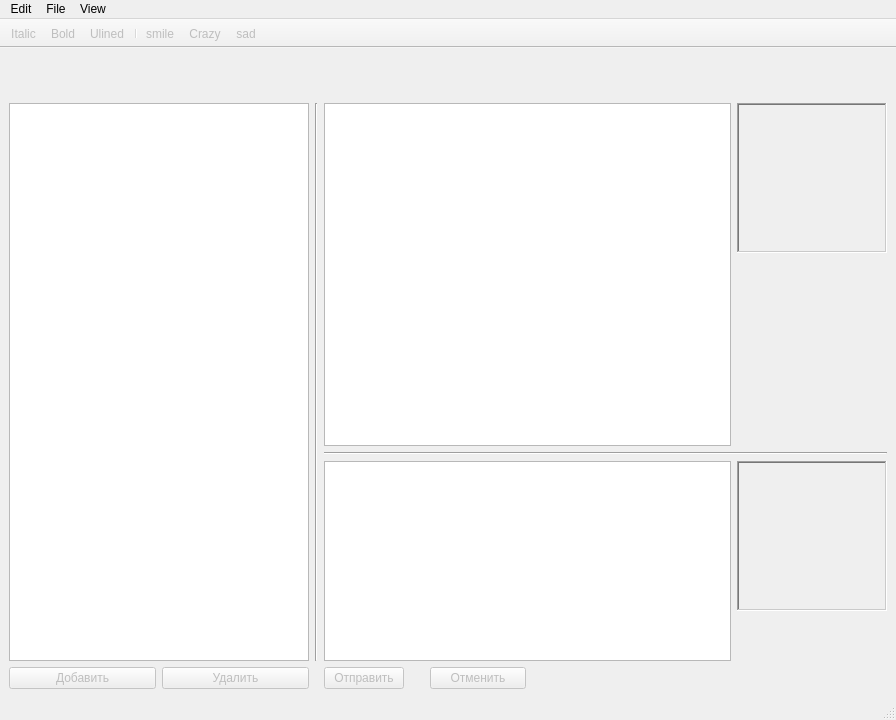
First picture: the form in system/gui/chat_test.ui, repository Coola4kov/my_mess, before the edit.
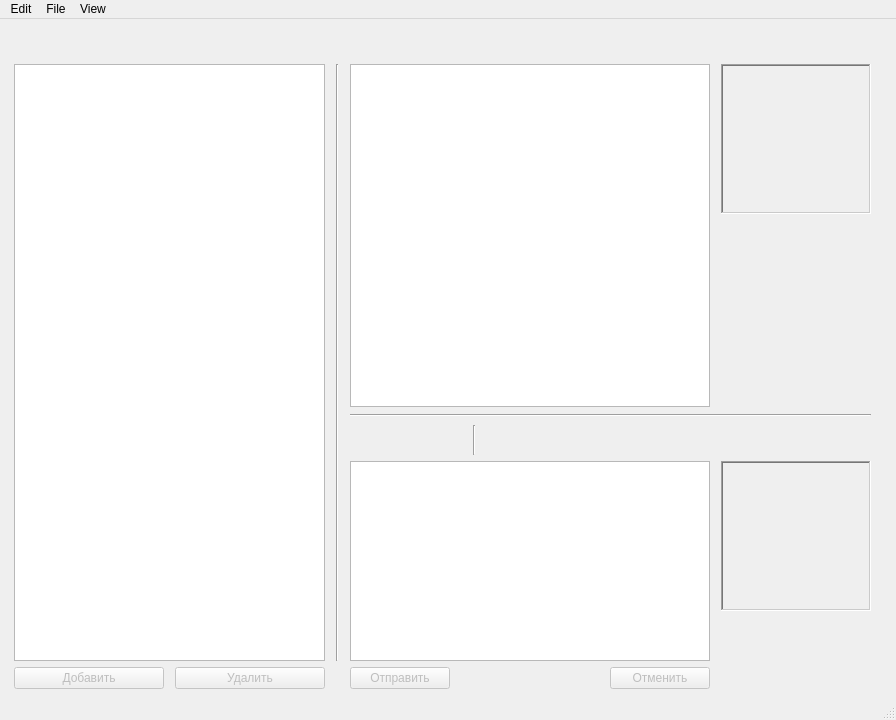
Second picture: the form after the edit. Icons and pictures are not drawn.

Commit message: Смайлы и стили перенесены в кнопки, добавил имя пользователя над клиентским окном чата, изображение для окна чата

The edit to the form file:
```diff
--- a/system/gui/chat_test.ui
+++ b/system/gui/chat_test.ui
@@ -15,11 +15,17 @@
   </property>
   <widget class="QWidget" name="centralwidget">
    <layout class="QGridLayout" name="gridLayout">
-    <item row="2" column="3">
+    <item row="0" column="11">
      <widget class="QLabel" name="chatName">
       <property name="enabled">
        <bool>true</bool>
       </property>
+      <property name="minimumSize">
+       <size>
+        <width>150</width>
+        <height>30</height>
+       </size>
+      </property>
       <property name="autoFillBackground">
        <bool>false</bool>
       </property>
@@ -28,7 +34,24 @@
       </property>
      </widget>
     </item>
-    <item row="3" column="3" colspan="4">
+    <item row="1" column="0" rowspan="5" colspan="2">
+     <widget class="QListWidget" name="listContacts">
+      <property name="minimumSize">
+       <size>
+        <width>300</width>
+        <height>400</height>
+       </size>
+      </property>
+     </widget>
+    </item>
+    <item row="1" column="2" rowspan="5">
+     <widget class="Line" name="line">
+      <property name="orientation">
+       <enum>Qt::Vertical</enum>
+      </property>
+     </widget>
+    </item>
+    <item row="1" column="3" colspan="8">
      <widget class="QTextEdit" name="chatDisplay">
       <property name="minimumSize">
        <size>
@@ -44,8 +67,8 @@
       </property>
      </widget>
     </item>
-    <item row="5" column="7" alignment="Qt::AlignTop">
-     <widget class="QLabel" name="myLabel">
+    <item row="1" column="11" alignment="Qt::AlignTop">
+     <widget class="QLabel" name="label">
       <property name="minimumSize">
        <size>
         <width>150</width>
@@ -58,6 +81,9 @@
         <height>150</height>
        </size>
       </property>
+      <property name="layoutDirection">
+       <enum>Qt::RightToLeft</enum>
+      </property>
       <property name="frameShape">
        <enum>QFrame::WinPanel</enum>
       </property>
@@ -65,17 +91,302 @@
        <enum>QFrame::Sunken</enum>
       </property>
       <property name="text">
-       <string notr="true"/>
+       <string/>
       </property>
       <property name="pixmap">
        <pixmap>news.png</pixmap>
       </property>
-      <property name="textInteractionFlags">
-       <set>Qt::NoTextInteraction</set>
+      <property name="alignment">
+       <set>Qt::AlignCenter</set>
       </property>
      </widget>
     </item>
-    <item row="5" column="3" colspan="4">
+    <item row="2" column="3" rowspan="2" colspan="9">
+     <widget class="Line" name="line_2">
+      <property name="orientation">
+       <enum>Qt::Horizontal</enum>
+      </property>
+     </widget>
+    </item>
+    <item row="3" column="11" rowspan="2">
+     <widget class="QLabel" name="myName">
+      <property name="enabled">
+       <bool>true</bool>
+      </property>
+      <property name="minimumSize">
+       <size>
+        <width>150</width>
+        <height>30</height>
+       </size>
+      </property>
+      <property name="maximumSize">
+       <size>
+        <width>150</width>
+        <height>30</height>
+       </size>
+      </property>
+      <property name="autoFillBackground">
+       <bool>false</bool>
+      </property>
+      <property name="text">
+       <string/>
+      </property>
+     </widget>
+    </item>
+    <item row="4" column="3">
+     <widget class="QPushButton" name="smileButton">
+      <property name="enabled">
+       <bool>false</bool>
+      </property>
+      <property name="sizePolicy">
+       <sizepolicy hsizetype="Minimum" vsizetype="Minimum">
+        <horstretch>0</horstretch>
+        <verstretch>0</verstretch>
+       </sizepolicy>
+      </property>
+      <property name="minimumSize">
+       <size>
+        <width>30</width>
+        <height>30</height>
+       </size>
+      </property>
+      <property name="maximumSize">
+       <size>
+        <width>30</width>
+        <height>30</height>
+       </size>
+      </property>
+      <property name="text">
+       <string/>
+      </property>
+      <property name="icon">
+       <iconset>
+        <normaloff>ab.gif</normaloff>ab.gif</iconset>
+      </property>
+      <property name="checkable">
+       <bool>false</bool>
+      </property>
+      <property name="default">
+       <bool>false</bool>
+      </property>
+      <property name="flat">
+       <bool>true</bool>
+      </property>
+     </widget>
+    </item>
+    <item row="4" column="4">
+     <widget class="QPushButton" name="surprButton">
+      <property name="enabled">
+       <bool>false</bool>
+      </property>
+      <property name="sizePolicy">
+       <sizepolicy hsizetype="Minimum" vsizetype="Minimum">
+        <horstretch>0</horstretch>
+        <verstretch>0</verstretch>
+       </sizepolicy>
+      </property>
+      <property name="minimumSize">
+       <size>
+        <width>30</width>
+        <height>30</height>
+       </size>
+      </property>
+      <property name="maximumSize">
+       <size>
+        <width>30</width>
+        <height>30</height>
+       </size>
+      </property>
+      <property name="text">
+       <string notr="true"/>
+      </property>
+      <property name="icon">
+       <iconset>
+        <normaloff>ai.gif</normaloff>ai.gif</iconset>
+      </property>
+      <property name="checkable">
+       <bool>false</bool>
+      </property>
+      <property name="default">
+       <bool>false</bool>
+      </property>
+      <property name="flat">
+       <bool>true</bool>
+      </property>
+     </widget>
+    </item>
+    <item row="4" column="5">
+     <widget class="QPushButton" name="sadButton">
+      <property name="enabled">
+       <bool>false</bool>
+      </property>
+      <property name="sizePolicy">
+       <sizepolicy hsizetype="Minimum" vsizetype="Minimum">
+        <horstretch>0</horstretch>
+        <verstretch>0</verstretch>
+       </sizepolicy>
+      </property>
+      <property name="minimumSize">
+       <size>
+        <width>30</width>
+        <height>30</height>
+       </size>
+      </property>
+      <property name="maximumSize">
+       <size>
+        <width>30</width>
+        <height>30</height>
+       </size>
+      </property>
+      <property name="text">
+       <string/>
+      </property>
+      <property name="icon">
+       <iconset>
+        <normaloff>ac.gif</normaloff>ac.gif</iconset>
+      </property>
+      <property name="checkable">
+       <bool>false</bool>
+      </property>
+      <property name="default">
+       <bool>false</bool>
+      </property>
+      <property name="flat">
+       <bool>true</bool>
+      </property>
+     </widget>
+    </item>
+    <item row="4" column="6">
+     <widget class="Line" name="line_3">
+      <property name="orientation">
+       <enum>Qt::Vertical</enum>
+      </property>
+     </widget>
+    </item>
+    <item row="4" column="7">
+     <widget class="QPushButton" name="italicButton">
+      <property name="enabled">
+       <bool>false</bool>
+      </property>
+      <property name="sizePolicy">
+       <sizepolicy hsizetype="Minimum" vsizetype="Minimum">
+        <horstretch>0</horstretch>
+        <verstretch>0</verstretch>
+       </sizepolicy>
+      </property>
+      <property name="minimumSize">
+       <size>
+        <width>30</width>
+        <height>30</height>
+       </size>
+      </property>
+      <property name="maximumSize">
+       <size>
+        <width>30</width>
+        <height>30</height>
+       </size>
+      </property>
+      <property name="text">
+       <string/>
+      </property>
+      <property name="icon">
+       <iconset>
+        <normaloff>i.jpg</normaloff>i.jpg</iconset>
+      </property>
+      <property name="checkable">
+       <bool>false</bool>
+      </property>
+      <property name="default">
+       <bool>false</bool>
+      </property>
+      <property name="flat">
+       <bool>true</bool>
+      </property>
+     </widget>
+    </item>
+    <item row="4" column="8">
+     <widget class="QPushButton" name="boldButton">
+      <property name="enabled">
+       <bool>false</bool>
+      </property>
+      <property name="sizePolicy">
+       <sizepolicy hsizetype="Minimum" vsizetype="Minimum">
+        <horstretch>0</horstretch>
+        <verstretch>0</verstretch>
+       </sizepolicy>
+      </property>
+      <property name="minimumSize">
+       <size>
+        <width>30</width>
+        <height>30</height>
+       </size>
+      </property>
+      <property name="maximumSize">
+       <size>
+        <width>30</width>
+        <height>30</height>
+       </size>
+      </property>
+      <property name="text">
+       <string/>
+      </property>
+      <property name="icon">
+       <iconset>
+        <normaloff>b.jpg</normaloff>b.jpg</iconset>
+      </property>
+      <property name="checkable">
+       <bool>false</bool>
+      </property>
+      <property name="default">
+       <bool>false</bool>
+      </property>
+      <property name="flat">
+       <bool>true</bool>
+      </property>
+     </widget>
+    </item>
+    <item row="4" column="9">
+     <widget class="QPushButton" name="uButton">
+      <property name="enabled">
+       <bool>false</bool>
+      </property>
+      <property name="sizePolicy">
+       <sizepolicy hsizetype="Minimum" vsizetype="Minimum">
+        <horstretch>0</horstretch>
+        <verstretch>0</verstretch>
+       </sizepolicy>
+      </property>
+      <property name="minimumSize">
+       <size>
+        <width>30</width>
+        <height>30</height>
+       </size>
+      </property>
+      <property name="maximumSize">
+       <size>
+        <width>30</width>
+        <height>30</height>
+       </size>
+      </property>
+      <property name="text">
+       <string/>
+      </property>
+      <property name="icon">
+       <iconset>
+        <normaloff>u.jpg</normaloff>u.jpg</iconset>
+      </property>
+      <property name="checkable">
+       <bool>false</bool>
+      </property>
+      <property name="default">
+       <bool>false</bool>
+      </property>
+      <property name="flat">
+       <bool>true</bool>
+      </property>
+     </widget>
+    </item>
+    <item row="5" column="3" colspan="8">
      <widget class="QTextEdit" name="textChatEdit">
       <property name="minimumSize">
        <size>
@@ -104,50 +415,8 @@
       </property>
      </widget>
     </item>
-    <item row="6" column="3" alignment="Qt::AlignLeft">
-     <widget class="QPushButton" name="pushSend">
-      <property name="enabled">
-       <bool>false</bool>
-      </property>
-      <property name="maximumSize">
-       <size>
-        <width>100</width>
-        <height>28</height>
-       </size>
-      </property>
-      <property name="text">
-       <string>Отправить</string>
-      </property>
-     </widget>
-    </item>
-    <item row="3" column="2" rowspan="3">
-     <widget class="Line" name="line">
-      <property name="orientation">
-       <enum>Qt::Vertical</enum>
-      </property>
-     </widget>
-    </item>
-    <item row="1" column="3">
-     <widget class="QLabel" name="myName">
-      <property name="enabled">
-       <bool>true</bool>
-      </property>
-      <property name="minimumSize">
-       <size>
-        <width>100</width>
-        <height>20</height>
-       </size>
-      </property>
-      <property name="autoFillBackground">
-       <bool>false</bool>
-      </property>
-      <property name="text">
-       <string/>
-      </property>
-     </widget>
-    </item>
-    <item row="3" column="7" alignment="Qt::AlignTop">
-     <widget class="QLabel" name="label">
+    <item row="5" column="11" alignment="Qt::AlignTop">
+     <widget class="QLabel" name="myLabel">
       <property name="minimumSize">
        <size>
         <width>150</width>
@@ -167,11 +436,17 @@
        <enum>QFrame::Sunken</enum>
       </property>
       <property name="text">
-       <string/>
+       <string notr="true"/>
       </property>
       <property name="pixmap">
        <pixmap>news.png</pixmap>
       </property>
+      <property name="alignment">
+       <set>Qt::AlignCenter</set>
+      </property>
+      <property name="textInteractionFlags">
+       <set>Qt::NoTextInteraction</set>
+      </property>
      </widget>
     </item>
     <item row="6" column="0">
@@ -206,24 +481,23 @@
       </property>
      </widget>
     </item>
-    <item row="3" column="0" rowspan="3" colspan="2">
-     <widget class="QListWidget" name="listContacts">
-      <property name="minimumSize">
+    <item row="6" column="3" colspan="3">
+     <widget class="QPushButton" name="pushSend">
+      <property name="enabled">
+       <bool>false</bool>
+      </property>
+      <property name="maximumSize">
        <size>
-        <width>300</width>
-        <height>423</height>
+        <width>100</width>
+        <height>28</height>
        </size>
       </property>
-     </widget>
-    </item>
-    <item row="4" column="3" colspan="5">
-     <widget class="Line" name="line_2">
-      <property name="orientation">
-       <enum>Qt::Horizontal</enum>
+      <property name="text">
+       <string>Отправить</string>
       </property>
      </widget>
     </item>
-    <item row="6" column="4">
+    <item row="6" column="10">
      <widget class="QPushButton" name="pushCancle">
       <property name="enabled">
        <bool>false</bool>
@@ -286,33 +560,6 @@
    <addaction name="menuView"/>
   </widget>
   <widget class="QStatusBar" name="statusBar"/>
-  <widget class="QToolBar" name="toolBar">
-   <property name="mouseTracking">
-    <bool>true</bool>
-   </property>
-   <property name="windowTitle">
-    <string>toolBar</string>
-   </property>
-   <property name="movable">
-    <bool>false</bool>
-   </property>
-   <property name="allowedAreas">
-    <set>Qt::NoToolBarArea</set>
-   </property>
-   <attribute name="toolBarArea">
-    <enum>TopToolBarArea</enum>
-   </attribute>
-   <attribute name="toolBarBreak">
-    <bool>false</bool>
-   </attribute>
-   <addaction name="actionItalic"/>
-   <addaction name="actionBold"/>
-   <addaction name="actionUlined"/>
-   <addaction name="separator"/>
-   <addaction name="actionSmile"/>
-   <addaction name="actionCrazy"/>
-   <addaction name="actionSad"/>
-  </widget>
   <action name="actionLogin">
    <property name="text">
     <string>Login</string>
```
Left out of the diff: 4 changed lines with no effect on the pictures. The commit also changes 4 other files.
